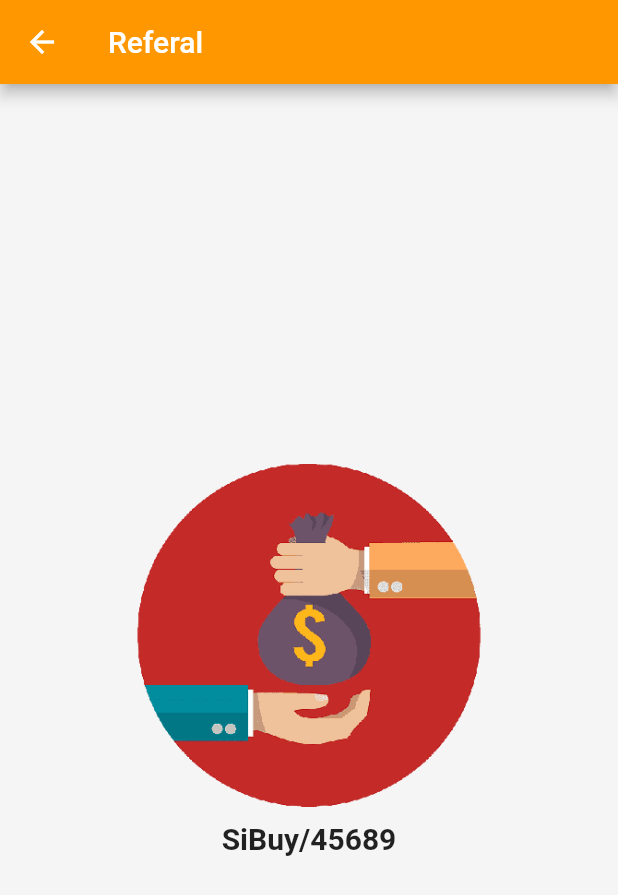
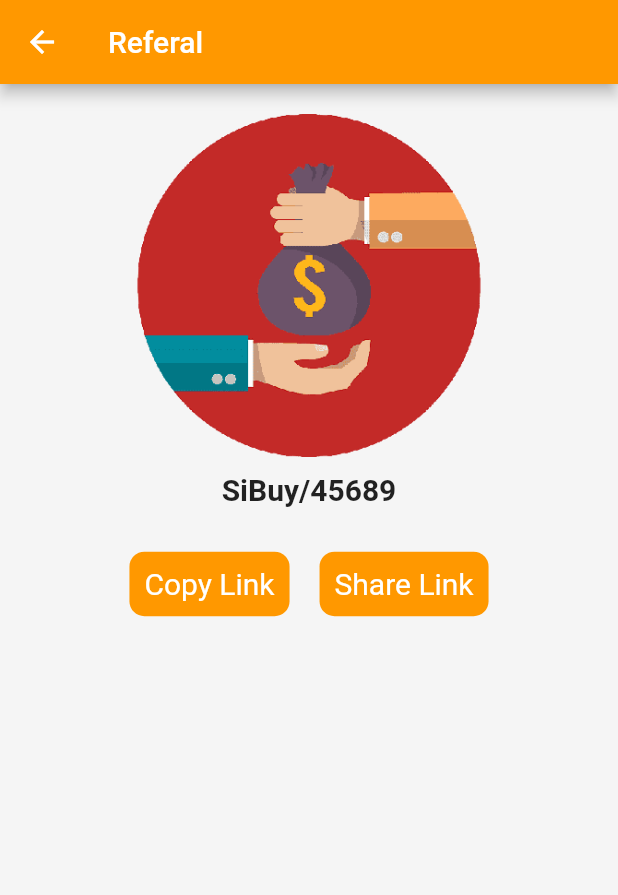
Before and after one commit to hammadkahn/Sibuy, a Flutter app: the Referal screen opened directly, on a phone screen of 412 x 824 dp. Shown: the top 895 px of the screen. Run offline on Flutter 3.47's test engine with Material 2 defaults, Android fonts, the phone set to English and light mode, and no system bars; our stand-ins replace carousel_slider, chips_choice_null_safety, dropdown_button2, expandable, flutter_slidable, geocoding and 8 more; missing offline and left inert: pusher_channels_flutter, qr_code_scanner; accounts and stored records are empty; Roboto replaces fonts that are missing (Cero); project files that could hold a hidden picture were left out.

Commit message:
UI Changes in ham user

```diff
--- a/lib/user_app/user_menu/referral.dart
+++ b/lib/user_app/user_menu/referral.dart
@@ -10,10 +10,11 @@ class Referal extends StatelessWidget {
         backgroundColor: Colors.orange,
         title: const Text('Referal'),
       ),
-      body: Center(
-        child: Column(
-          mainAxisAlignment: MainAxisAlignment.center,
+      body: Column(
         children: [
+          SizedBox(
+            height: 20,
+          ),
           Image.asset('assets/images/ref.png'),
           SizedBox(
             height: 10,
@@ -26,8 +27,47 @@ class Referal extends StatelessWidget {
               fontSize: 20,
             ),
           ),
+          SizedBox(
+            height: 20,
+          ),
+          Center(
+            child: Row(
+              mainAxisAlignment: MainAxisAlignment.center,
+              children: [
+                Container(
+                  margin: const EdgeInsets.all(10),
+                  padding: const EdgeInsets.all(10),
+                  decoration: BoxDecoration(
+                    color: Colors.orange,
+                    borderRadius: BorderRadius.circular(10),
+                  ),
+                  child: const Text(
+                    'Copy Link',
+                    style: TextStyle(
+                      color: Colors.white,
+                      fontSize: 20,
+                    ),
+                  ),
+                ),
+                Container(
+                  margin: const EdgeInsets.all(10),
+                  padding: const EdgeInsets.all(10),
+                  decoration: BoxDecoration(
+                    color: Colors.orange,
+                    borderRadius: BorderRadius.circular(10),
+                  ),
+                  child: const Text(
+                    'Share Link',
+                    style: TextStyle(
+                      color: Colors.white,
+                      fontSize: 20,
+                    ),
+                  ),
+                ),
               ],
             ),
+          ),
+        ],
       ),
     );
   }
```
Also changed, not shown: lib/user_app/create_acc/user_create_acc.dart (+33 -1 lines), lib/user_app/user_menu/points.dart (+41 -0 lines). Lines whose indentation alone changed are shown as unchanged.
